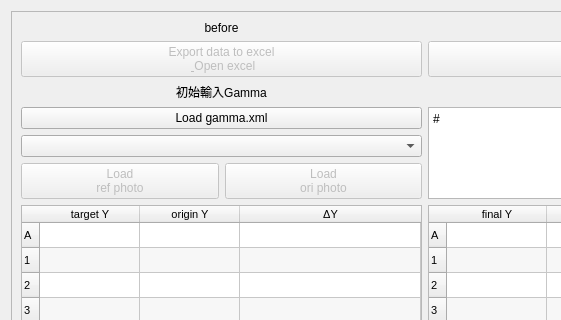
Qt form QUL/AEsimulator/stepChart/UI.ui (YuTing-Fang1999/FIH-tool) before a commit; both pictures show x 0 to 561 and y 0 to 320 of the 1105 by 721 pixel window.
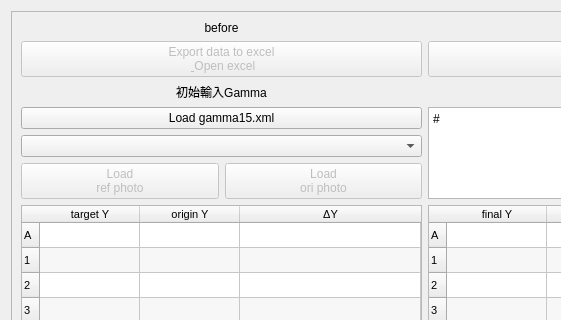
The same form after that commit.

Diff of the .ui file:
```diff
--- a/QUL/AEsimulator/stepChart/UI.ui
+++ b/QUL/AEsimulator/stepChart/UI.ui
@@ -151,7 +151,7 @@
             <cursorShape>OpenHandCursor</cursorShape>
            </property>
            <property name="text">
-            <string>Load gamma.xml</string>
+            <string>Load gamma15.xml</string>
            </property>
           </widget>
          </item>
```
